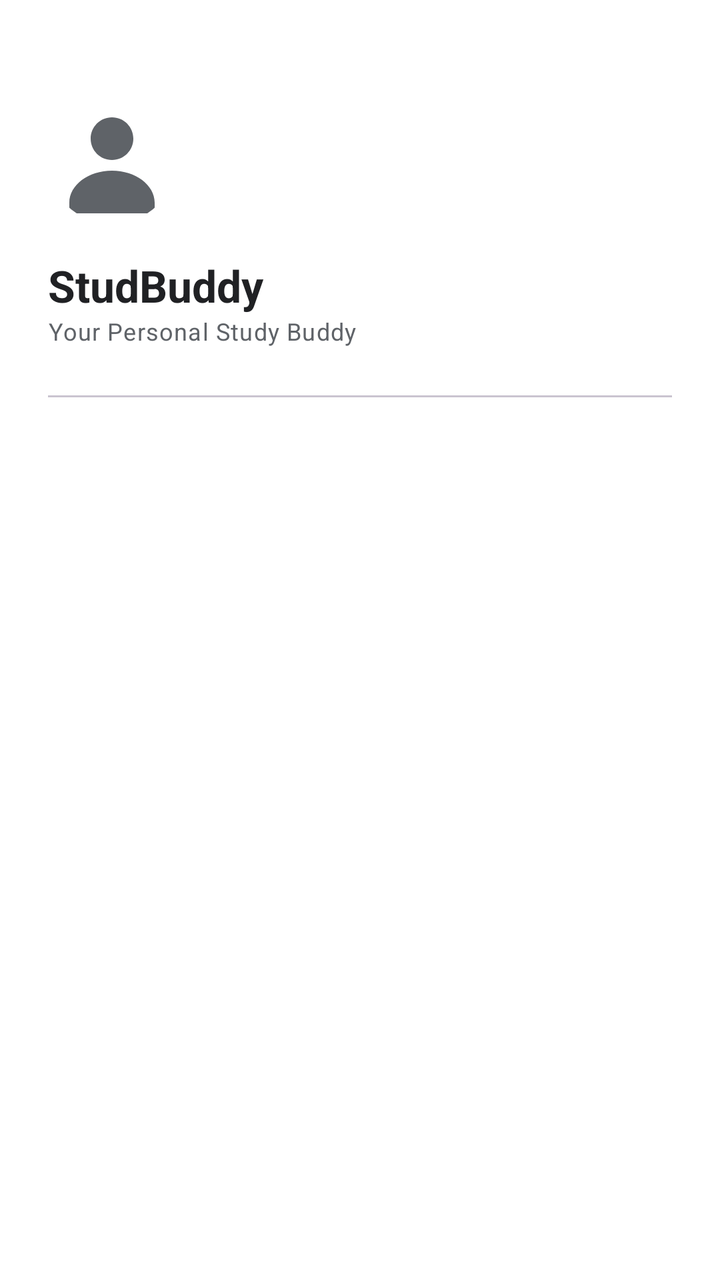
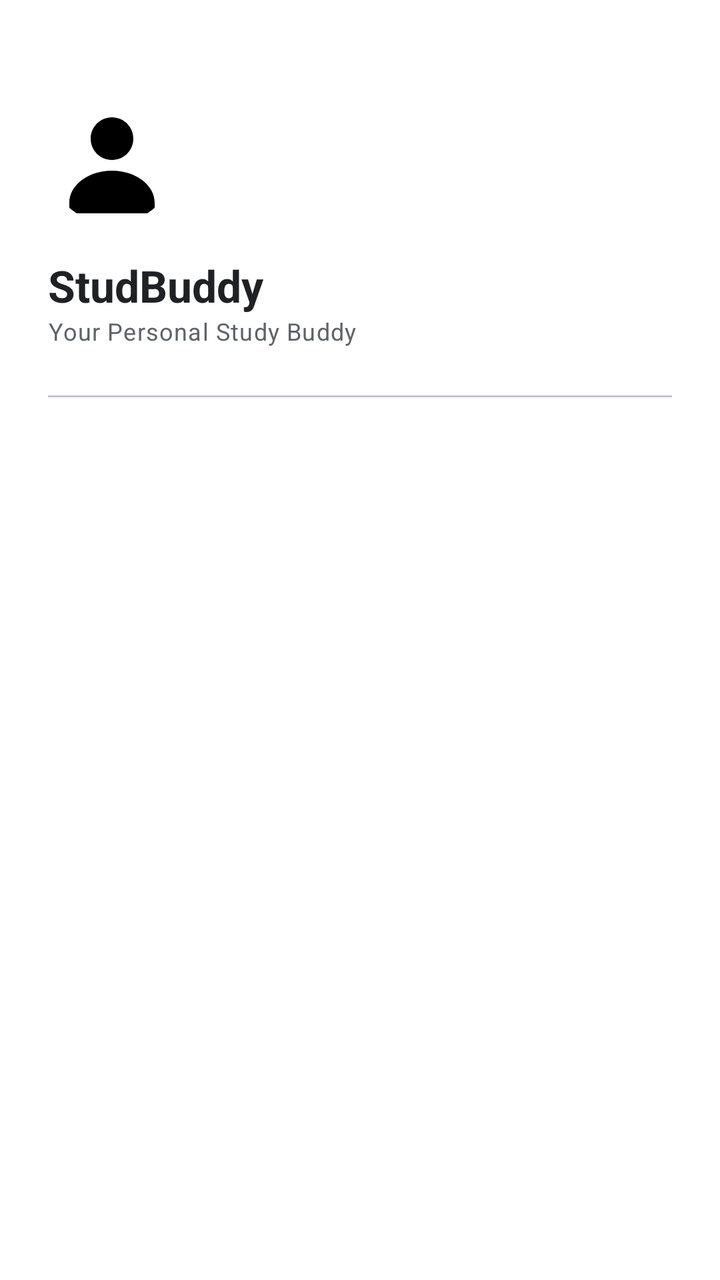

The first picture is an Android layout as it rendered before a commit; the second is the same layout after the commit. The layout source and the unified diff follow.
<!-- AndroidManifest.xml: application theme Theme.Studbuddy -->
<!-- res/layout/nav_header.xml -->
<?xml version="1.0" encoding="utf-8"?>
<LinearLayout xmlns:android="http://schemas.android.com/apk/res/android"
    xmlns:app="http://schemas.android.com/apk/res-auto"
    android:layout_width="match_parent"
    android:layout_height="wrap_content"
    android:background="?attr/headerBackground"
    android:orientation="vertical"
    android:paddingStart="24dp"
    android:paddingLeft="24dp"
    android:paddingTop="48dp"
    android:paddingRight="24dp"
    android:paddingBottom="8dp">

    <com.google.android.material.imageview.ShapeableImageView
        android:id="@+id/imgHeaderProfile"
        android:layout_width="64dp"
        android:layout_height="64dp"
        android:scaleType="centerCrop"
        app:shapeAppearanceOverlay="@style/ShapeAppearance.Material3.Corner.Full"
        android:src="@drawable/ic_person_24"
        android:tint="?attr/colorOnSurfaceVariant" />

    <TextView
        android:id="@+id/txtHeaderName"
        android:layout_width="match_parent"
        android:layout_height="wrap_content"
        android:layout_marginTop="16dp"
        android:text="@string/app_name"
        android:textAppearance="?attr/textAppearanceTitleLarge"
        android:textColor="?attr/headerTextColor"
        android:textStyle="bold" />

    <TextView
        android:id="@+id/txtHeaderEmail"
        android:layout_width="wrap_content"
        android:layout_height="wrap_content"
        android:text="Your Personal Study Buddy"
        android:textAppearance="?attr/textAppearanceBodySmall"
        android:textColor="?attr/colorOnSurfaceVariant" />

    <View
        android:layout_width="match_parent"
        android:layout_height="1dp"
        android:layout_marginTop="24dp"
        android:background="?attr/colorOutlineVariant" />

</LinearLayout>
<!-- resources referenced by this layout -->
<resources>
  <!-- drawable ic_person_24 (drawable) -->
  <?xml version="1.0" encoding="utf-8"?>
  <vector xmlns:android="http://schemas.android.com/apk/res/android"
      android:width="24dp"
      android:height="24dp"
      android:viewportWidth="24"
      android:viewportHeight="24">
      <path
          android:fillColor="#FF000000"
          android:pathData="M12,12c2.21,0 4,-1.79 4,-4s-1.79,-4 -4,-4 -4,1.79 -4,4 1.79,4 4,4zM12,14c-4.42,0 -8,2.69 -8,6v2h16v-2c0,-3.31 -3.58,-6 -8,-6z" />
  </vector>
  <string name="app_name">StudBuddy</string>
  <style name="Theme.Studbuddy" parent="Theme.Material3.DayNight.NoActionBar">
          
          <item name="colorPrimary">@color/md_theme_light_primary</item>
          <item name="colorOnPrimary">@color/md_theme_light_onPrimary</item>
          <item name="colorPrimaryContainer">@color/md_theme_light_primaryContainer</item>
          <item name="colorOnPrimaryContainer">@color/md_theme_light_onPrimaryContainer</item>
          <item name="colorSecondary">@color/md_theme_light_secondary</item>
          <item name="colorOnSecondary">@color/md_theme_light_onSecondary</item>
          <item name="colorSecondaryContainer">@color/md_theme_light_secondaryContainer</item>
          <item name="colorOnSecondaryContainer">@color/md_theme_light_onSecondaryContainer</item>
          <item name="colorTertiary">@color/md_theme_light_tertiary</item>
          <item name="colorOnTertiary">@color/md_theme_light_onTertiary</item>
          <item name="colorTertiaryContainer">@color/md_theme_light_tertiaryContainer</item>
          <item name="colorOnTertiaryContainer">@color/md_theme_light_onTertiaryContainer</item>
          <item name="colorError">@color/md_theme_light_error</item>
          <item name="colorOnError">@color/md_theme_light_onError</item>
          <item name="colorErrorContainer">@color/md_theme_light_errorContainer</item>
          <item name="colorOnErrorContainer">@color/md_theme_light_onErrorContainer</item>
          <item name="android:windowBackground">@color/md_theme_light_background</item>
          <item name="colorOutline">@color/md_theme_light_outline</item>
          <item name="colorSurfaceVariant">@color/md_theme_light_surfaceVariant</item>
          <item name="colorOnSurfaceVariant">@color/md_theme_light_onSurfaceVariant</item>
          <item name="colorSurface">@color/md_theme_light_surface</item>
          <item name="colorOnSurface">@color/md_theme_light_onSurface</item>
  
          
          <item name="headerBackground">?attr/colorSurface</item>
          <item name="headerTextColor">?attr/colorOnSurface</item>
  
          
          <item name="materialCardViewStyle">@style/Widget.Material3.CardView.Outlined</item>
      </style>
  <color name="md_theme_light_primary">#1E8E3E</color>
  <color name="md_theme_light_onPrimary">#FFFFFF</color>
  <color name="md_theme_light_primaryContainer">#E6F4EA</color>
  <color name="md_theme_light_onPrimaryContainer">#0D652D</color>
  <color name="md_theme_light_secondary">#5F6368</color>
  <color name="md_theme_light_onSecondary">#FFFFFF</color>
  <color name="md_theme_light_secondaryContainer">#E8EAED</color>
  <color name="md_theme_light_onSecondaryContainer">#202124</color>
  <color name="md_theme_light_tertiary">#1967D2</color>
  <color name="md_theme_light_onTertiary">#FFFFFF</color>
  <color name="md_theme_light_tertiaryContainer">#E8F0FE</color>
  <color name="md_theme_light_onTertiaryContainer">#174EA6</color>
  <color name="md_theme_light_error">#D93025</color>
  <color name="md_theme_light_onError">#FFFFFF</color>
  <color name="md_theme_light_errorContainer">#FCE8E6</color>
  <color name="md_theme_light_onErrorContainer">#A50E0E</color>
  <color name="md_theme_light_background">#F8F9FA</color>
  <color name="md_theme_light_outline">#DADCE0</color>
  <color name="md_theme_light_surfaceVariant">#F1F3F4</color>
  <color name="md_theme_light_onSurfaceVariant">#5F6368</color>
  <color name="md_theme_light_surface">#FFFFFF</color>
  <color name="md_theme_light_onSurface">#202124</color>
</resources>

<!-- the commit's change to res/layout/nav_header.xml (unified diff, before → after) -->
@@ -17,8 +17,7 @@
         android:layout_height="64dp"
         android:scaleType="centerCrop"
         app:shapeAppearanceOverlay="@style/ShapeAppearance.Material3.Corner.Full"
-        android:src="@drawable/ic_person_24"
-        android:tint="?attr/colorOnSurfaceVariant" />
+        android:src="@drawable/ic_person_24" />
 
     <TextView
         android:id="@+id/txtHeaderName"
